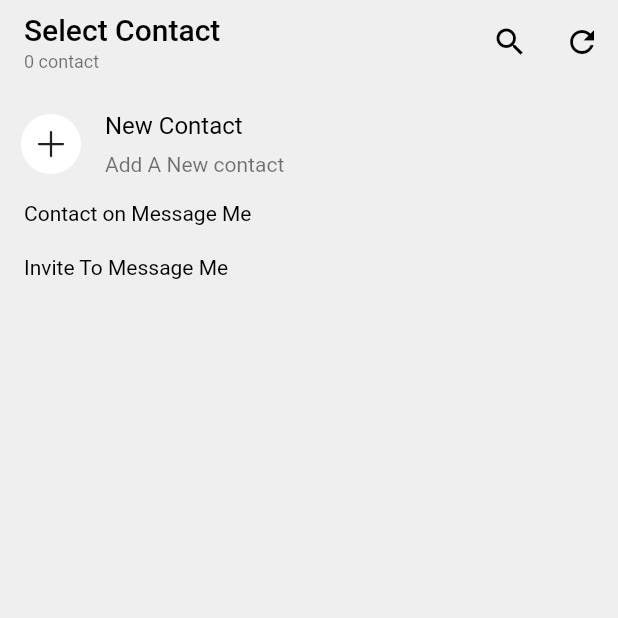
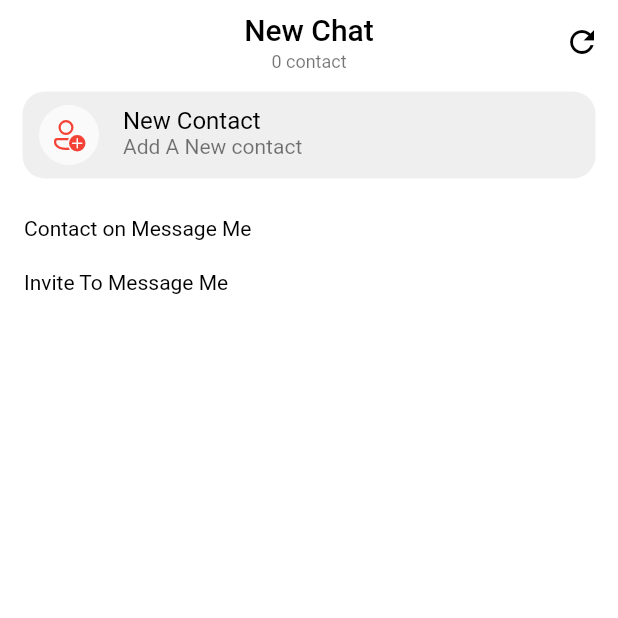
Before and after one commit to munder6/messages, a Flutter app: the SelectContactScreen screen opened by its route, on a phone screen of 412 x 824 dp, the top half of it. Run offline on Flutter 3.47's test engine with Material 2 defaults, Android fonts, the light colour scheme and no system bars; our stand-ins replace audioplayers, cached_network_image, camera, cloud_firestore, country_picker, dartz and 26 more; missing offline and left inert: flutter_sound, restart_app, system_info; accounts and stored records are empty; network calls fail; Roboto replaces fonts that are missing (Arabic).

Commit message:
Some Edits

```diff
--- a/lib/core/utils/constants/strings_manager.dart
+++ b/lib/core/utils/constants/strings_manager.dart
@@ -145,7 +145,7 @@
   static String yes = isEnglish ? "yes" : "تسجيل الخروج";
   static String no = isEnglish ? "Cancle" : "إلغاء";
   static String save = isEnglish ? "Save" : "حفظ";
-  static String selectContact = isEnglish ? "Select Contact" : "اضافة مستخدم";
+  static String selectContact = isEnglish ? "New Chat" : "محادثة جديدة";
   static String newCont = isEnglish ? "New Contact" : "مستخدم جديد";
   static String contact = isEnglish ? "contact" : "جهة اتصال";
   static String contactOnMessageMe = isEnglish ? "Contact on Message Me" : "جهات اتصال يستخدمون التطبيق";
--- a/lib/core/utils/thems/my_colors.dart
+++ b/lib/core/utils/thems/my_colors.dart
@@ -39,9 +39,9 @@
       WidgetsBinding.instance.window.platformBrightness == Brightness.light;
   static const Color thirdColor23 = Color.fromARGB(255, 255, 255, 255);
   static final Color primaryColor = isWhite ? Colors.white : Colors.black;
-  static final Color secondaryColor = isWhite ? Colors.white70 : Colors.grey.shade800;
+  static final Color secondaryColor = isWhite ? Colors.white70 : Colors.grey.shade900;
   static final Color focusMenuColor = isWhite ? Colors.white70 : const Color.fromARGB(255, 239, 239, 239);
-  static final Color thirdColor = isWhite ? const Color.fromARGB(255, 239, 239, 239) : Color.fromARGB(255, 47, 46, 46);
+  static final Color thirdColor = isWhite ? const Color.fromARGB(255, 239, 239, 239) : Color.fromARGB(255, 40, 39, 39);
   static final Color thirdColor2 = isWhite ? const Color.fromARGB(255, 255, 255, 255) : Color.fromARGB(255, 50, 49, 49);
   static final Color back = isWhite ? Colors.grey.shade900 : Colors.grey.shade900;
   static const Color myMessageColor =   Color.fromARGB(255, 255, 36, 36) ;
@@ -65,7 +65,7 @@
   static final Color dialogColor = isWhite ? Colors.white70 : Colors.black54;
   static final Color timeSentColor = isWhite ? Colors.white70 : Colors.white70;
   static const Color red = Colors.red;
-  static const Color test = Color.fromARGB(255, 47, 46, 46);
+  static const Color test = Color.fromARGB(255, 40, 39, 39);
 }
 
 
--- a/lib/features/presentation/components/custom_list_tile.dart
+++ b/lib/features/presentation/components/custom_list_tile.dart
@@ -116,8 +116,131 @@
             ],
           ),
         ),
-        //Divider(color: AppColorss.textColor1.withOpacity(0.3),height: 0,indent: 79,),
       ],
     );
   }
 }
+
+
+class CustomListTileForSelectContact extends StatelessWidget {
+  final Widget? leading;
+  final String title;
+  final String? subTitle;
+  final String? time;
+  final Widget? titleButton;
+  final int numOfMessageNotSeen;
+  final VoidCallback onTap;
+  final VoidCallback? onLeadingTap;
+
+  const CustomListTileForSelectContact({
+    super.key,
+    this.leading,
+    required this.title,
+    this.subTitle,
+    this.time,
+    this.numOfMessageNotSeen = 0,
+    this.titleButton,
+    required this.onTap,
+    this.onLeadingTap,
+  });
+
+  @override
+  Widget build(BuildContext context) {
+    return Column(
+      mainAxisSize: MainAxisSize.min,
+      children: [
+        Card(
+          shape: RoundedRectangleBorder(
+            borderRadius: BorderRadius.circular(12),
+            //set border radius more than 50% of height and width to make circle
+          ),
+          elevation: 0,
+          //color: const Color.fromRGBO(40, 49, 58, 1.0),
+          color: Colors.transparent,
+          child: Column(
+            mainAxisSize: MainAxisSize.min,
+            children: <Widget> [
+              SizedBox(
+                //height: 60,
+                child: ListTile(
+                  contentPadding: const EdgeInsets.only(left: 5, right: 0, bottom: 0),
+                  visualDensity: const VisualDensity(vertical: -4),
+                  onTap: onTap,
+                  leading: leading ??
+                      InkWell(
+                        highlightColor: Colors.transparent,
+                        focusColor: Colors.transparent,
+                        hoverColor: Colors.transparent,
+                        splashColor: Colors.transparent,
+                        autofocus: true,
+                        onTap: onLeadingTap,
+                        child: CircleAvatar(
+                          radius: 30,
+                          backgroundColor: Colors.white,
+                          child: Image.asset(AppImage.genericProfileImage),
+                        ),
+                      ),
+                  title: Row(
+                    crossAxisAlignment: CrossAxisAlignment.center,
+                    children: [
+                      Expanded(
+                        child: Text(
+                          title,
+                          //style: context.headlineSmall,
+                          style: TextStyle(color: AppColorss.textColor1, fontFamily: 'Arabic', fontSize: 16, fontWeight: FontWeight.normal, height: 1.2),
+                          overflow: TextOverflow.ellipsis,
+                          maxLines: 1,
+                        ),
+                      ),
+                      if (time != null)
+                        Text(
+                          time!,
+                          style: numOfMessageNotSeen>0
+                              ? TextStyle(color: AppColorss.textColor1, fontSize: 12, fontWeight : FontWeight.normal)
+                              : TextStyle(fontSize: 12, color: AppColorss.textColor2, fontWeight : FontWeight.normal),
+                        ),
+                      if (titleButton != null)
+                        SizedBox(
+                          height: 0,
+                          child: titleButton!,
+                        ),
+                    ],
+                  ),
+                  subtitle: subTitle != null
+                      ? Row(
+                    children: [
+                      const SizedBox(height: 19),
+                      //Icon(Icons.done_all,size: 20,),
+                      Expanded(
+                        child: Text(
+                          subTitle!,
+                          style: TextStyle(fontFamily: 'Arabic',color: numOfMessageNotSeen >0  ?  AppColorss.textColor1 : AppColorss.textColor2, fontWeight:  FontWeight.normal, height: 0.7),
+                          overflow: TextOverflow.ellipsis,
+                          maxLines: 1,
+                        ),
+                      ),
+                      if ( numOfMessageNotSeen > 0 )
+                        CircleAvatar(
+                          radius: 10,
+                          backgroundColor: AppColorss.red,
+                          child: Padding(
+                            padding: const EdgeInsets.all(1.0),
+                            child: Text(
+                              numOfMessageNotSeen.toString(),
+                              style: const TextStyle(color: Colors.white, fontSize: 12),
+                            ),
+                          ),
+                        ),
+                    ],
+                  )
+                      : const SizedBox(),
+                ),
+              ),
+              // Divider(height: 0,)
+            ],
+          ),
+        ),
+      ],
+    );
+  }
+}
--- a/lib/features/presentation/views/chat/chat_screen.dart
+++ b/lib/features/presentation/views/chat/chat_screen.dart
@@ -1,5 +1,4 @@
 import 'dart:ui';
-
 import 'package:flutter/material.dart';
 import 'package:message_me_app/core/utils/routes/routes_manager.dart';
 import '../../../../core/utils/thems/my_colors.dart';
@@ -7,6 +6,7 @@
 import 'components/chat_appbar.dart';
 import 'components/message/messages_list.dart';
 import 'components/bottom_field/recording_mic.dart';
+
 
 class ChatScreen extends StatefulWidget {
   final String name;
--- a/lib/features/presentation/views/main_layout/main_layout_screen.dart
+++ b/lib/features/presentation/views/main_layout/main_layout_screen.dart
@@ -107,14 +107,20 @@
               IconButton(
                   // onPressed: () {navigateTo(context, Routes.selectContactRoute);},
                 onPressed: (){
-                  showModalBottomSheet(
+                  showModalBottomSheet<dynamic>(
+                    backgroundColor: AppColorss.secondaryColor,
+                      isScrollControlled: true,
+                      shape: const RoundedRectangleBorder(
+                      borderRadius: BorderRadius.vertical(top: Radius.circular(20),)
+                    ),
                       context: context,
                       builder: (builder){
                         return Container(
-                          decoration: BoxDecoration(
+                          height: 750,
+                          padding: const EdgeInsets.only(top: 5),
+                          decoration: const BoxDecoration(
                               borderRadius: BorderRadius.only(topLeft: Radius.circular(20), topRight: Radius.circular(20))
                           ),
-                          height: 900,
                           child: const SelectContactScreen(),
                         );
                       }
--- a/lib/features/presentation/views/select_contact/components/contacts_not_on_whatsapp_list.dart
+++ b/lib/features/presentation/views/select_contact/components/contacts_not_on_whatsapp_list.dart
@@ -20,8 +20,16 @@
       physics: const NeverScrollableScrollPhysics(),
       shrinkWrap: true,
       itemBuilder: (context, index) {
-        return CustomListTile(
+        return Container(
+
+          margin: const EdgeInsets.only(top: 2, right: 15, left: 15, bottom: 4),
+          decoration: BoxDecoration(
+              color: AppColorss.thirdColor,
+              borderRadius: BorderRadius.circular(15)
+          ),
+          child: CustomListTileForSelectContact(
             title: contactNotMessageMe[index].displayName,
+            subTitle: 'Tap to invite ${contactNotMessageMe[index].displayName} to MessageMe',
             onTap: () {},
             titleButton: TextButton(
               onPressed: () {},
@@ -34,6 +42,7 @@
               ),
             ),
             onLeadingTap: () {},
+          ),
         );
       },
     );
--- a/lib/features/presentation/views/select_contact/components/contacts_on_whatsapp_list.dart
+++ b/lib/features/presentation/views/select_contact/components/contacts_on_whatsapp_list.dart
@@ -22,9 +22,14 @@
       shrinkWrap: true,
       itemBuilder: (context, index) {
         var contact = contactOnWhats.values.toList()[index];
-        return Column(
-          children: [
-            CustomListTile(
+        return Container(
+          padding: EdgeInsets.all(2),
+          decoration: BoxDecoration(
+            color: AppColorss.thirdColor,
+            borderRadius: BorderRadius.circular(15)
+          ),
+          margin: const EdgeInsets.only(top: 0, right: 15, left: 15, bottom: 15),
+          child: CustomListTileForSelectContact(
             title: contact['name'],
             onTap: () {
               navigateTo(
@@ -40,11 +45,9 @@
             subTitle: contact['status'],
             leading: MyCachedNetImage(
               imageUrl: contact['profilePic'],
-                radius: 22,
+              radius: 20,
             ),
           ),
-            Divider(indent: 75, height: 0.1,color: AppColorss.dividersColor.withOpacity(0.5),),
-          ],
         );
       },
     );
--- a/lib/features/presentation/views/select_contact/components/new_group_contact_community_buttons_List.dart
+++ b/lib/features/presentation/views/select_contact/components/new_group_contact_community_buttons_List.dart
@@ -11,18 +11,23 @@
 
   @override
   Widget build(BuildContext context) {
-    return Column(
-      children: [
-        CustomListTile(
+    return Container(
+      padding: const EdgeInsets.all(2),
+      decoration: BoxDecoration(
+          color: AppColorss.thirdColor,
+          borderRadius: BorderRadius.circular(15)
+      ),
+      margin: const EdgeInsets.only(top: 5, right: 15, left: 15, bottom: 15),
+      child: CustomListTileForSelectContact(
         subTitle: "Add A New contact",
         onTap: () {
           FlutterContacts.openExternalInsert();
         },
         leading: CircleAvatar(
-            backgroundColor: AppColorss.iconsColors2,
-            child:  Icon(
-              FluentIcons.add_24_regular,
-              color: Colors.grey.shade900,
+          backgroundColor: AppColorss.secondaryColor,
+          child: const Icon(
+            FluentIcons.person_add_24_regular,
+            color: AppColorss.red,
           ),
         ),
         title: AppStringss.newContact,
@@ -38,18 +43,6 @@
         //   ),
         // ),
       ),
-        // CustomListTile(
-        //   onTap: () {},
-        //   leading: CircleAvatar(
-        //     backgroundColor: context.colorScheme.secondary,
-        //     child: const Icon(
-        //       Icons.groups,
-        //       color: Colors.white70,
-        //     ),
-        //   ),
-        //   title: AppStrings.newCommunity,
-        // ),
-      ],
     );
   }
 }
--- a/lib/features/presentation/views/select_contact/components/select_contact_appbar.dart
+++ b/lib/features/presentation/views/select_contact/components/select_contact_appbar.dart
@@ -20,9 +20,10 @@
     return AppBar(
       automaticallyImplyLeading : false,
       elevation: 0,
-      backgroundColor: AppColorss.thirdColor,
+      centerTitle: true,
+      backgroundColor: AppColorss.secondaryColor,
       title: Column(
-        crossAxisAlignment: CrossAxisAlignment.start,
+        crossAxisAlignment: CrossAxisAlignment.center,
         children: [
           Text(
             AppStringss.selectContact,
@@ -49,10 +50,6 @@
               ),
             ),
           ),
-        IconButton(
-          onPressed: () {},
-          icon:  Icon(Icons.search, color: AppColorss.iconsColors,),
-        ),
        IconButton(onPressed: (){
          SelectContactCubit.get(context).getAllContacts().then((value) {
            SelectContactCubit.get(context).getContactsOnMessageMe();
--- a/lib/features/presentation/views/select_contact/select_contact_screen.dart
+++ b/lib/features/presentation/views/select_contact/select_contact_screen.dart
@@ -23,11 +23,11 @@
         builder: (context, state) {
           SelectContactCubit cubit = SelectContactCubit.get(context);
           return Container(
-            decoration: BoxDecoration(
+            decoration: const BoxDecoration(
               borderRadius: BorderRadius.only(topLeft: Radius.circular(20), topRight: Radius.circular(20))
             ),
             child: Scaffold(
-              backgroundColor: AppColorss.thirdColor,
+              backgroundColor: AppColorss.secondaryColor,
               appBar: SelectContactAppBar(
                 numOfContacts:
                     cubit.contactOnWhats.length + cubit.contactNotOnMessageMe.length,
@@ -36,7 +36,7 @@
               body: SingleChildScrollView(
                 physics: const ScrollPhysics(),
                 child: Container(
-                  decoration: BoxDecoration(
+                  decoration: const BoxDecoration(
                       borderRadius: BorderRadius.only(topLeft: Radius.circular(20), topRight: Radius.circular(20))
                   ),
                   child: Column(
```
Also changed, not shown: 1 other file. Lines whose indentation alone changed are shown as unchanged.
